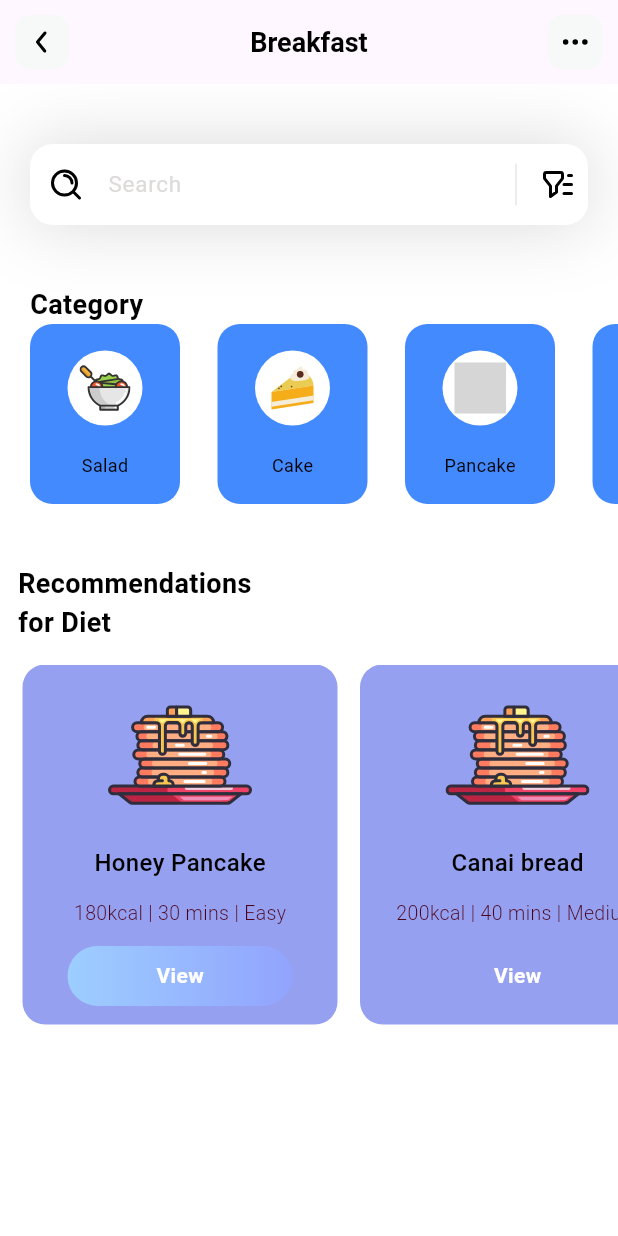
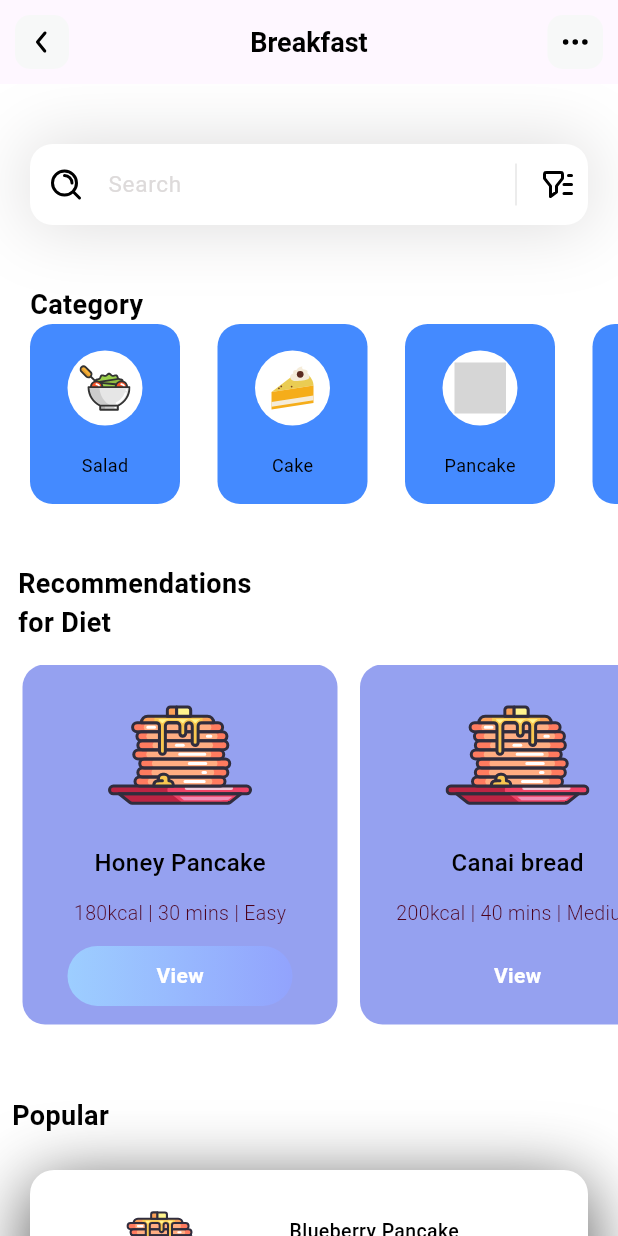
Before and after one commit to A-K-0802/Flutter_App1, a Flutter app: the screen it shows after launch, on a phone screen of 412 x 824 dp. Run offline on Flutter 3.47's test engine with Material 3 defaults, Android fonts, the light colour scheme and no system bars; our stand-ins replace flutter_svg; grey boxes are pictures that could not be loaded.

Commit message:
Popular Section

```diff
--- /dev/null
+++ b/lib/models/popular.dart
@@ -0,0 +1,33 @@
+class Popular {
+  String name;
+  String iconpath;
+  String level;
+  String duration;
+  String calories;
+  bool boxselected;
+
+  Popular({
+    required this.name,
+    required this.boxselected,
+    required this.calories,
+    required this.iconpath,
+    required this.level,
+    required this.duration,
+  });
+
+  static List<Popular> getpopular() {
+    List<Popular> popular = [];
+
+    popular.add(
+      Popular(
+          name: 'Blueberry Pancake',
+          boxselected: true,
+          calories: '200 kcal',
+          iconpath: 'assets/icons/pancakehoney.svg',
+          level: 'Easy',
+          duration: '50 mins'),
+    );
+
+    return popular;
+  }
+}
--- a/lib/pages/home.dart
+++ b/lib/pages/home.dart
@@ -2,6 +2,7 @@
 
 import 'package:app_design_1/models/category_model.dart';
 import 'package:app_design_1/models/dietmodel.dart';
+import 'package:app_design_1/models/popular.dart';
 import 'package:flutter/material.dart';
 import 'package:flutter_svg/flutter_svg.dart';
 
@@ -15,6 +16,7 @@ class Home extends StatefulWidget {
 class _HomeState extends State<Home> {
   List<CategoryModel> catergories = [];
   List<Dietmodel> diets = [];
+  List<Popular> popular = [];
 
   void _getcategories() {
     catergories = CategoryModel.getCategories();
@@ -27,6 +29,7 @@ class _HomeState extends State<Home> {
   void _getInitInfo() {
     catergories = CategoryModel.getCategories();
     diets = Dietmodel.getdiets();
+    popular = Popular.getpopular();
   }
 
   @override
@@ -86,8 +89,7 @@ class _HomeState extends State<Home> {
         ],
       ),
       backgroundColor: Colors.white,
-      body: Column(
-        crossAxisAlignment: CrossAxisAlignment.start,
+      body: ListView(
         children: [
           searchbar(),
           SizedBox(
@@ -97,9 +99,105 @@ class _HomeState extends State<Home> {
           SizedBox(
             height: 40,
           ),
-          dietsection()
+          dietsection(),
+          SizedBox(
+            height: 40,
+          ),
+          popularsection(),
+          SizedBox(
+            height: 40,
+          ),
         ],
       ),
+    );
+  }
+
+  Column popularsection() {
+    return Column(
+      crossAxisAlignment: CrossAxisAlignment.start,
+      children: [
+        Padding(
+          padding: const EdgeInsets.all(8.0),
+          child: Text(
+            'Popular',
+            style: TextStyle(
+              color: Colors.black,
+              fontSize: 18,
+              fontWeight: FontWeight.w600,
+            ),
+          ),
+        ),
+        SizedBox(
+          height: 15,
+        ),
+        ListView.separated(
+          itemBuilder: (context, index) {
+            return Container(
+              height: 100,
+              decoration: BoxDecoration(
+                  color: popular[index].boxselected
+                      ? Colors.white
+                      : Colors.transparent,
+                  borderRadius: BorderRadius.circular(16),
+                  boxShadow: [
+                    BoxShadow(
+                      color: Colors.black.withOpacity(0.7),
+                      offset: Offset(0, 10),
+                      blurRadius: 40,
+                      spreadRadius: 0,
+                    )
+                  ]),
+              child: Row(
+                mainAxisAlignment: MainAxisAlignment.spaceEvenly,
+                children: [
+                  SvgPicture.asset(
+                    popular[index].iconpath,
+                    height: 65,
+                    width: 65,
+                  ),
+                  Column(
+                    mainAxisAlignment: MainAxisAlignment.center,
+                    crossAxisAlignment: CrossAxisAlignment.start,
+                    children: [
+                      Text(
+                        popular[index].name,
+                        style: TextStyle(
+                          fontWeight: FontWeight.w500,
+                          color: Colors.black,
+                          fontSize: 13,
+                        ),
+                      ),
+                      Text(
+                        popular[index].calories +
+                            ' | ' +
+                            // ignore: duplicate_ignore
+                            // ignore: prefer_interpolation_to_compose_strings
+                            popular[index].duration +
+                            ' | ' +
+                            popular[index].level,
+                        style: TextStyle(
+                          color: const Color.fromARGB(255, 76, 2, 27),
+                          fontSize: 13,
+                          fontWeight: FontWeight.w300,
+                        ),
+                      ),
+                    ],
+                  )
+                ],
+              ),
+            );
+          },
+          separatorBuilder: (context, index) => SizedBox(
+            height: 25,
+          ),
+          itemCount: popular.length,
+          shrinkWrap: true,
+          padding: EdgeInsets.only(
+            left: 20,
+            right: 20,
+          ),
+        ),
+      ],
     );
   }
 
```
